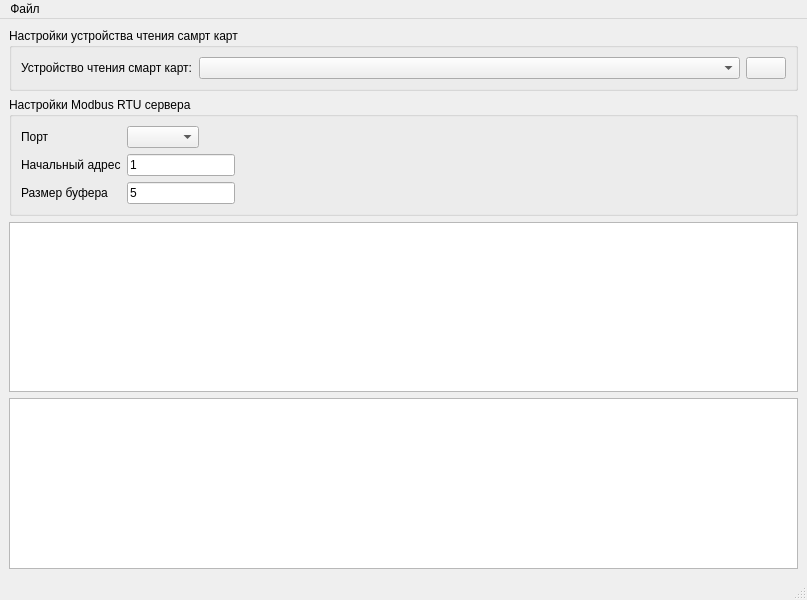
Before: the Qt Designer form mainwindow.ui in sanny32/SmartServer, drawn with Qt 5.
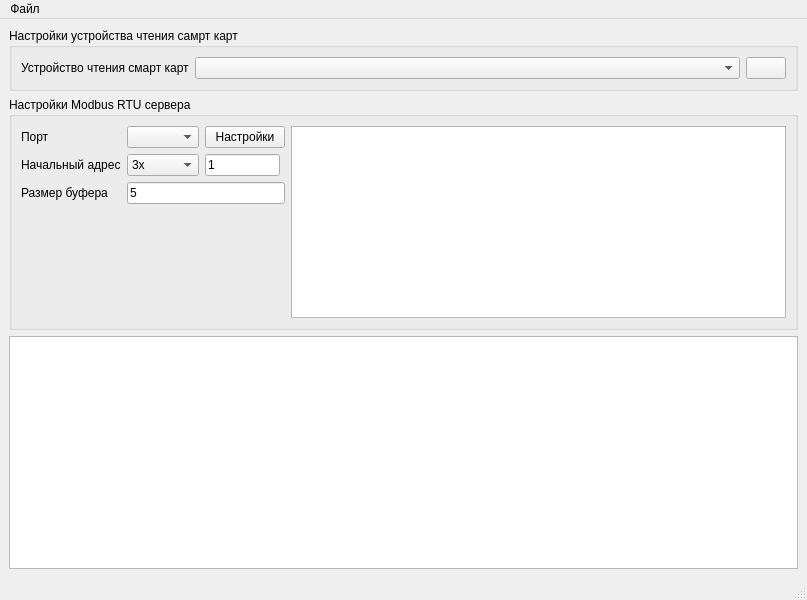
After: the same form once the commit is applied. Icons and pictures are not drawn.

```diff
--- a/mainwindow.ui
+++ b/mainwindow.ui
@@ -17,6 +17,12 @@
    <layout class="QVBoxLayout" name="verticalLayout">
     <item>
      <widget class="QGroupBox" name="groupBox">
+      <property name="sizePolicy">
+       <sizepolicy hsizetype="Expanding" vsizetype="Preferred">
+        <horstretch>0</horstretch>
+        <verstretch>0</verstretch>
+       </sizepolicy>
+      </property>
       <property name="title">
        <string>Настройки устройства чтения самрт карт</string>
       </property>
@@ -30,7 +36,7 @@
           </sizepolicy>
          </property>
          <property name="text">
-          <string>Устройство чтения смарт карт:</string>
+          <string>Устройство чтения смарт карт</string>
          </property>
         </widget>
        </item>
@@ -66,35 +72,43 @@
     </item>
     <item>
      <widget class="QGroupBox" name="groupBox_2">
+      <property name="sizePolicy">
+       <sizepolicy hsizetype="Preferred" vsizetype="Expanding">
+        <horstretch>0</horstretch>
+        <verstretch>0</verstretch>
+       </sizepolicy>
+      </property>
       <property name="title">
        <string>Настройки Modbus RTU сервера</string>
       </property>
-      <layout class="QFormLayout" name="formLayout">
-       <property name="fieldGrowthPolicy">
-        <enum>QFormLayout::FieldsStayAtSizeHint</enum>
-       </property>
-       <item row="0" column="0">
-        <widget class="QLabel" name="label_2">
+      <layout class="QVBoxLayout" name="verticalLayout_2">
+       <item>
+        <layout class="QGridLayout" name="gridLayout">
+         <item row="0" column="2">
+          <widget class="QPushButton" name="serialPortSettings">
+           <property name="sizePolicy">
+            <sizepolicy hsizetype="Fixed" vsizetype="Fixed">
+             <horstretch>0</horstretch>
+             <verstretch>0</verstretch>
+            </sizepolicy>
+           </property>
          <property name="text">
-          <string>Порт</string>
-         </property>
-        </widget>
-       </item>
-       <item row="0" column="1">
-        <widget class="QComboBox" name="serialPortSelector"/>
-       </item>
-       <item row="1" column="0">
-        <widget class="QLabel" name="label_3">
-         <property name="text">
-          <string>Начальный адрес</string>
+            <string>Настройки</string>
          </property>
         </widget>
        </item>
        <item row="1" column="1">
-        <widget class="QLineEdit" name="startAddress">
+          <widget class="QComboBox" name="addressTypeSelector">
+           <item>
          <property name="text">
-          <string>1</string>
-         </property>
+             <string>3x</string>
+            </property>
+           </item>
+           <item>
+            <property name="text">
+             <string>4x</string>
+            </property>
+           </item>
         </widget>
        </item>
        <item row="2" column="0">
@@ -104,17 +118,82 @@
          </property>
         </widget>
        </item>
-       <item row="2" column="1">
+         <item row="1" column="0">
+          <widget class="QLabel" name="label_3">
+           <property name="sizePolicy">
+            <sizepolicy hsizetype="Fixed" vsizetype="Preferred">
+             <horstretch>0</horstretch>
+             <verstretch>0</verstretch>
+            </sizepolicy>
+           </property>
+           <property name="text">
+            <string>Начальный адрес</string>
+           </property>
+          </widget>
+         </item>
+         <item row="0" column="0">
+          <widget class="QLabel" name="label_2">
+           <property name="text">
+            <string>Порт</string>
+           </property>
+          </widget>
+         </item>
+         <item row="2" column="1" colspan="2">
         <widget class="QLineEdit" name="bufferSize">
+           <property name="sizePolicy">
+            <sizepolicy hsizetype="Preferred" vsizetype="Fixed">
+             <horstretch>0</horstretch>
+             <verstretch>0</verstretch>
+            </sizepolicy>
+           </property>
          <property name="text">
           <string>5</string>
          </property>
         </widget>
        </item>
-      </layout>
-     </widget>
-    </item>
-    <item>
+         <item row="0" column="1">
+          <widget class="QComboBox" name="serialPortSelector">
+           <property name="sizePolicy">
+            <sizepolicy hsizetype="Fixed" vsizetype="Fixed">
+             <horstretch>0</horstretch>
+             <verstretch>0</verstretch>
+            </sizepolicy>
+           </property>
+          </widget>
+         </item>
+         <item row="1" column="2">
+          <widget class="QLineEdit" name="startAddress">
+           <property name="sizePolicy">
+            <sizepolicy hsizetype="Fixed" vsizetype="Fixed">
+             <horstretch>0</horstretch>
+             <verstretch>0</verstretch>
+            </sizepolicy>
+           </property>
+           <property name="maximumSize">
+            <size>
+             <width>75</width>
+             <height>16777215</height>
+            </size>
+           </property>
+           <property name="text">
+            <string>1</string>
+           </property>
+          </widget>
+         </item>
+         <item row="3" column="0">
+          <spacer name="verticalSpacer">
+           <property name="orientation">
+            <enum>Qt::Vertical</enum>
+           </property>
+           <property name="sizeHint" stdset="0">
+            <size>
+             <width>20</width>
+             <height>40</height>
+            </size>
+           </property>
+          </spacer>
+         </item>
+         <item row="0" column="3" rowspan="4">
      <widget class="QTableWidget" name="modbusTableWidget">
       <property name="editTriggers">
        <set>QAbstractItemView::NoEditTriggers</set>
@@ -125,6 +204,11 @@
       <property name="cornerButtonEnabled">
        <bool>false</bool>
       </property>
+          </widget>
+         </item>
+        </layout>
+       </item>
+      </layout>
      </widget>
     </item>
     <item>
```
Left out of the diff: 2 changed lines with no effect on the pictures. Lines whose indentation alone changed are shown as unchanged.
